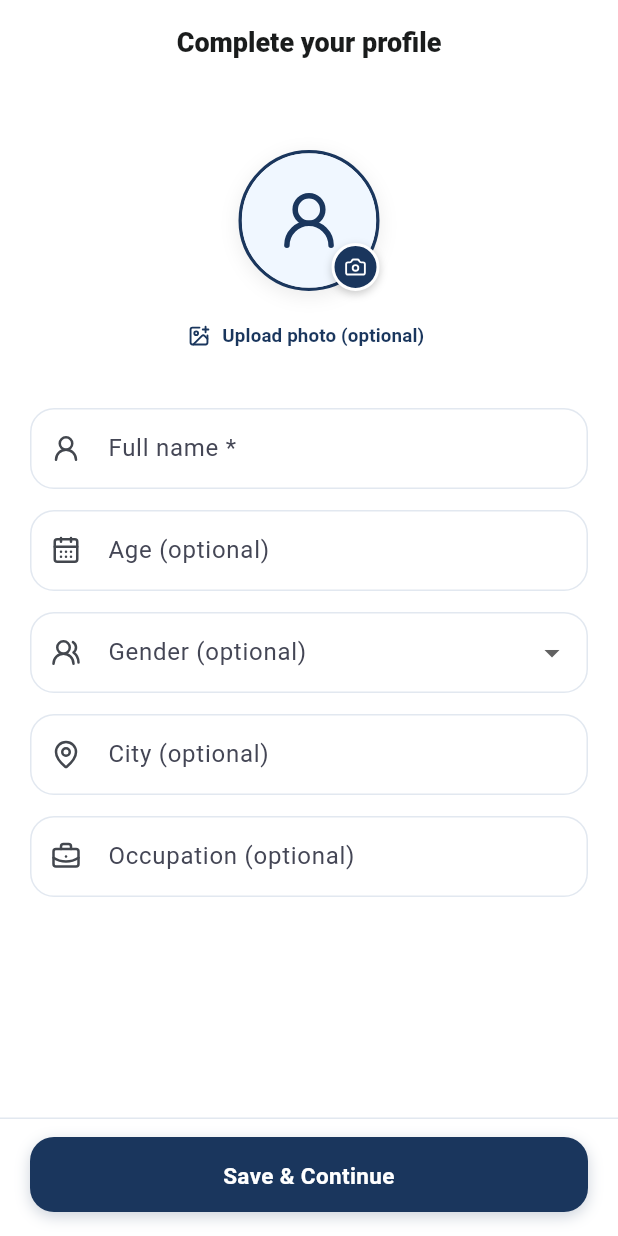
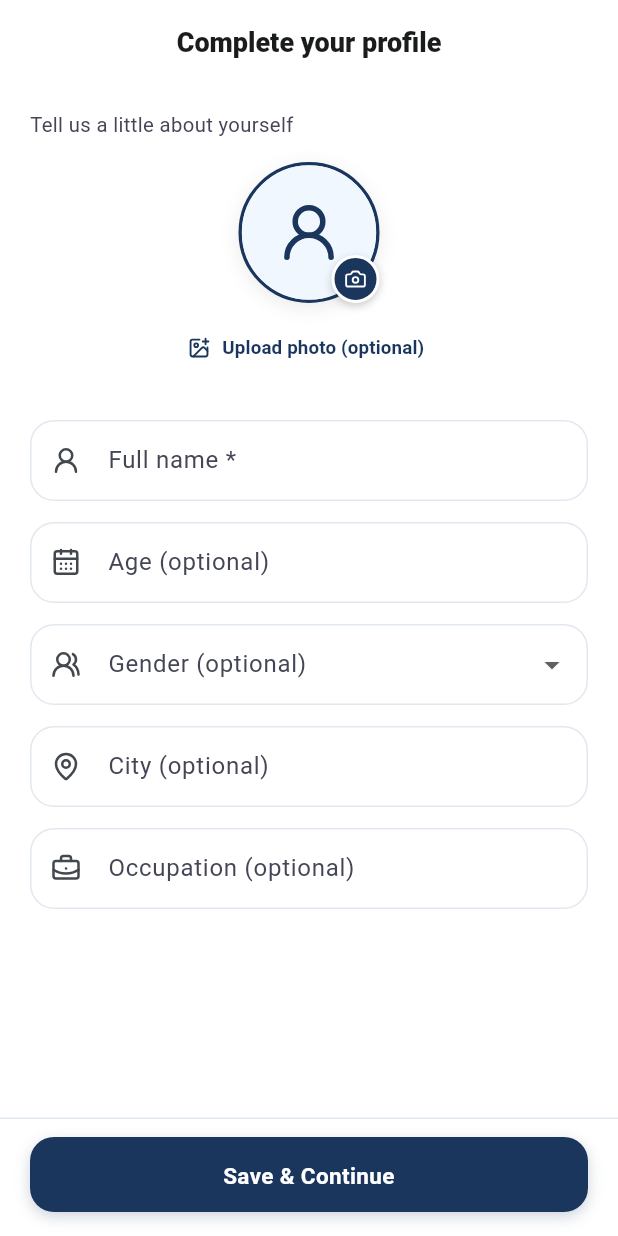
Before and after one commit to sunil2037/dr-hair, a Flutter app: the CompleteProfileSheetContent screen opened directly, on a phone screen of 412 x 824 dp. Run offline on Flutter 3.47's test engine with Material 3 defaults, Android fonts, the phone set to English and light mode, and no system bars; our stand-ins replace cached_network_image, dio, firebase_core, firebase_messaging, flutter_bloc, flutter_dotenv and 10 more; accounts and stored records are empty; network calls fail.

Commit message:
fix(auth): restore complete profile header text and refine session restoration check

```diff
--- a/lib/features/auth/presentation/views/complete_profile_view.dart
+++ b/lib/features/auth/presentation/views/complete_profile_view.dart
@@ -517,7 +517,18 @@ class _CompleteProfileSheetContentState
           key: _formKey,
           child: ListView(
             padding: const EdgeInsets.fromLTRB(20, 18, 20, 24),
-            children: [const SizedBox(height: 26), _buildFormFields(isBusy)],
+            children: [
+              const Text(
+                'Tell us a little about yourself',
+                style: TextStyle(
+                  fontSize: 13.5,
+                  color: AppColors.secondaryDark,
+                  height: 1.35,
+                ),
+              ),
+              const SizedBox(height: 16),
+              _buildFormFields(isBusy),
+            ],
           ),
         ),
       ),
```
Also changed, not shown: lib/features/auth/data/repositories/auth_repository_impl.dart (+7 -1 lines).
